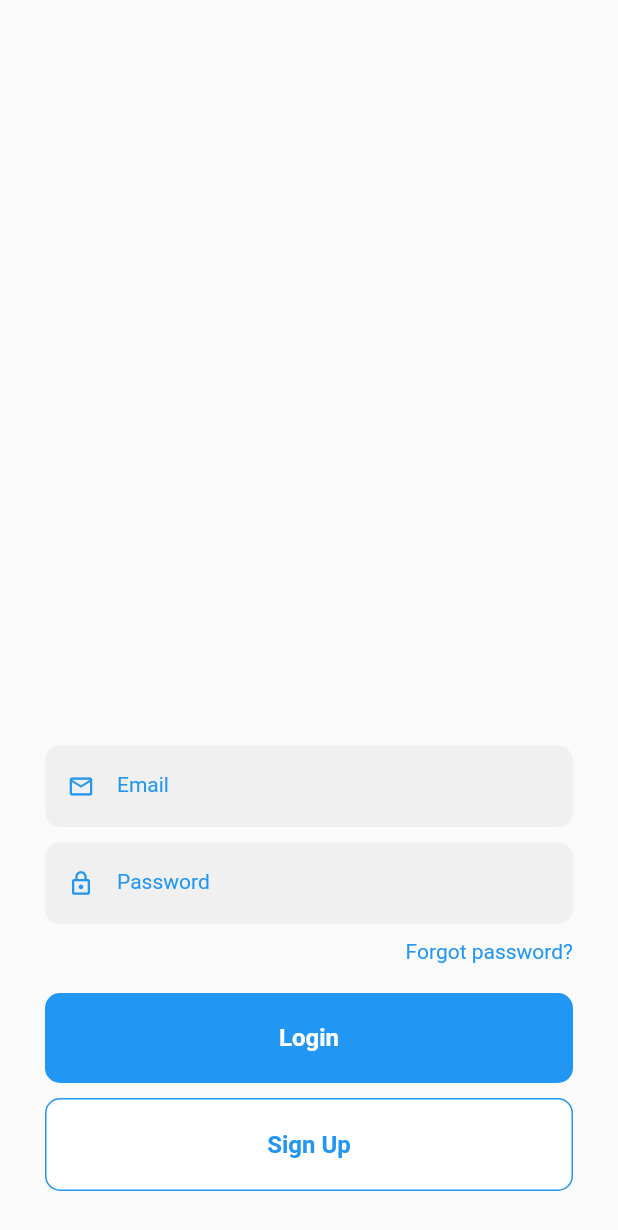
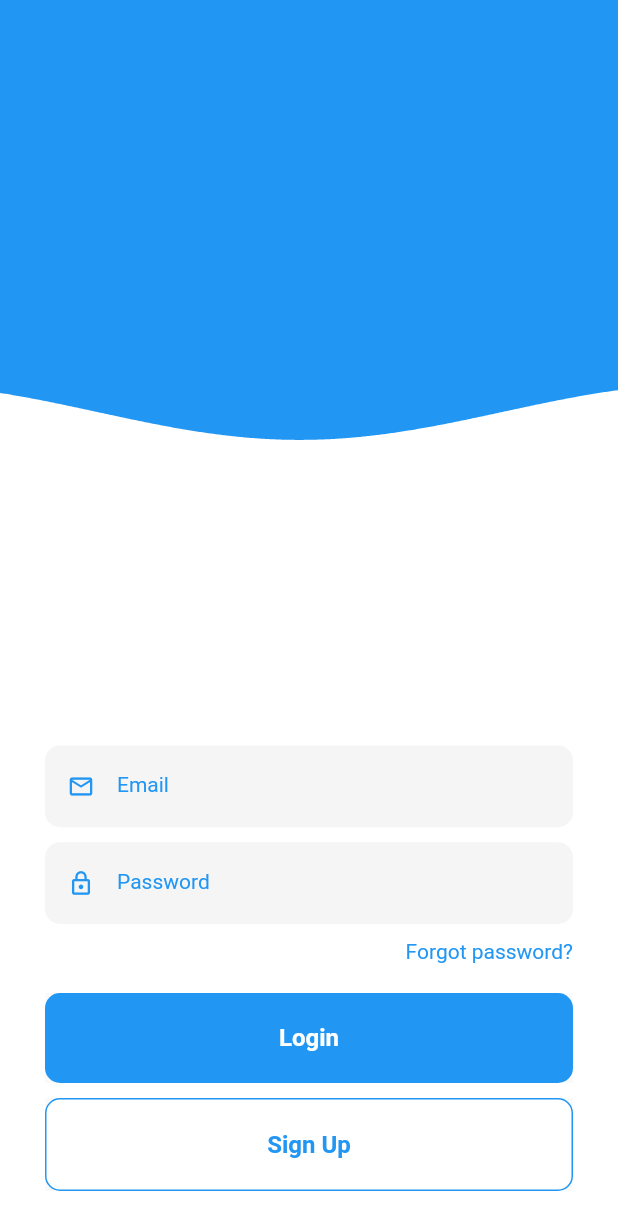
Before and after one commit to Amarygdala/wood_walk, a Flutter app: the screen it shows after launch, on a phone screen of 412 x 824 dp. Shown: the top 1230 px of the screen. Run offline on Flutter 3.47's test engine with Material 2 defaults, Android fonts, the light colour scheme and no system bars; our stand-ins replace pedometer.

Commit message:
Wave Effect Login

```diff
--- /dev/null
+++ b/lib/clipper_widget.dart
@@ -0,0 +1,21 @@
+import 'package:flutter/cupertino.dart';
+
+class ClipperWidget extends CustomClipper<Path>{
+
+  final List<Offset> waveList;
+  ClipperWidget({this.waveList});
+
+  @override
+  getClip(Size size) {
+    final path = Path();
+    path.addPolygon(waveList, false);
+    path.lineTo(size.width, size.height);
+    path.lineTo(0.0, size.height);
+    path.close();
+    return path;
+  }
+
+  @override
+  bool shouldReclip(covariant CustomClipper oldClipper) => true;
+
+}
--- a/lib/login.dart
+++ b/lib/login.dart
@@ -1,17 +1,29 @@
 import 'package:flutter/cupertino.dart';
 import 'package:flutter/material.dart';
 import 'package:wood_walk/textfield_widget.dart';
+import 'package:wood_walk/wave_widget.dart';
 
 import 'button_widget.dart';
 
 class Login extends StatelessWidget {
   @override
   Widget build(BuildContext context) {
+    final size = MediaQuery.of(context).size;
+
     return SafeArea(
       child: Scaffold(
         body: Stack(
           children: <Widget>[
             //Logo here
+            Container(
+              height: size.height - 200,
+              color: Colors.blue,
+            ),
+            WaveWidget(
+              size: size,
+              yOffset: size.height / 3.0,
+              color: Colors.white,
+            ),
             Padding(
               padding: const EdgeInsets.all(30.0),
               child: Column(
--- /dev/null
+++ b/lib/wave_widget.dart
@@ -0,0 +1,72 @@
+import 'package:flutter/material.dart';
+import 'dart:math' as Math;
+import 'package:wood_walk/clipper_widget.dart';
+class WaveWidget extends StatefulWidget {
+  final Size size;
+  final double yOffset;
+  final Color color;
+
+  WaveWidget({this.size, this.yOffset, this.color});
+
+
+  @override
+  _WaveWidgetState createState() => _WaveWidgetState();
+}
+
+class _WaveWidgetState extends State<WaveWidget> with TickerProviderStateMixin {
+
+  AnimationController animationController;
+  List<Offset> wavePoints = [];
+  @override
+  void initState() {
+    super.initState();
+
+    animationController =
+        AnimationController(vsync: this, duration: Duration(milliseconds: 5000))
+        ..addListener(() {
+          wavePoints.clear();
+          final double waveSpeed = animationController.value * 1080;
+          final double fullSphere = animationController.value * Math.pi * 2;
+          final double normalizer = Math.cos(fullSphere);
+          final double waveWidth = Math.pi / 270;
+          final double waveHeight = 20.0;
+
+          for (int i = 0; i <= widget.size.width.toInt(); ++i) {
+            double calc = Math.sin((waveSpeed - i) * waveWidth);
+
+            wavePoints.add(
+              Offset(
+                i.toDouble(),
+                calc * waveHeight * normalizer + widget.yOffset,
+              ),
+            );
+          }
+        });
+    animationController.repeat();
+  }
+
+  @override
+  void dispose() {
+    super.dispose();
+    animationController.dispose();
+  }
+
+  @override
+  Widget build(BuildContext context) {
+    return AnimatedBuilder(
+      animation: animationController,
+      builder: (context, _){
+        return ClipPath(
+            clipper: ClipperWidget(
+              waveList: wavePoints,
+            ),
+            child: Container(
+              width: widget.size.width,
+              height: widget.size.height,
+              color: widget.color,
+            )
+        );
+      },
+    );
+  }
+}
```
